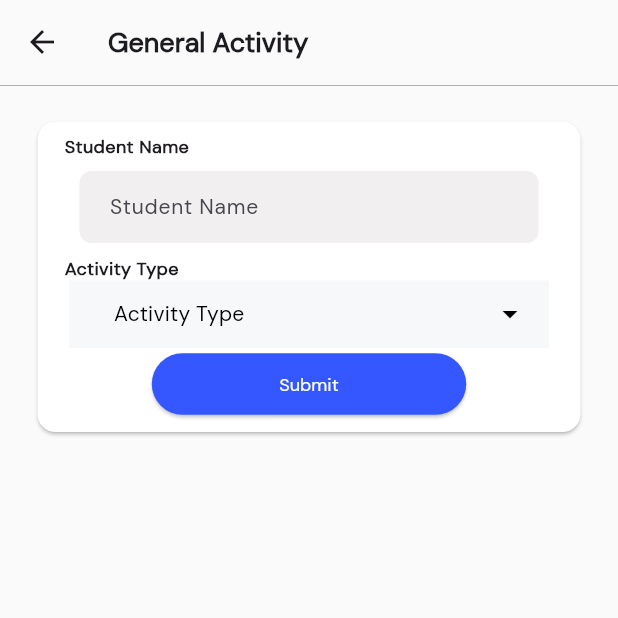
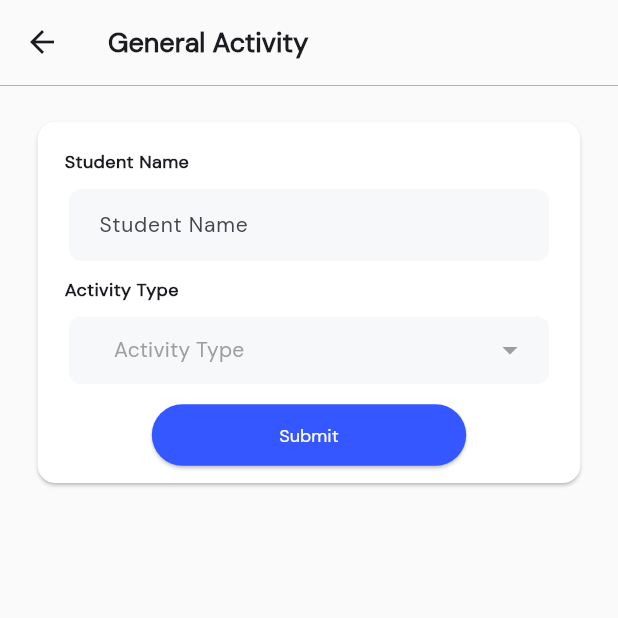
Before and after one commit to AthithyanKannan/baps_school_app, a Flutter app: the AdminActivity screen opened directly, after a tap on "General Activity", on a phone screen of 412 x 824 dp, the top half of it. Run offline on Flutter 3.47's test engine with Material 3 defaults, Android fonts, the phone set to English and light mode, and no system bars; drawn by our look-alikes of dropdown_button2; our stand-ins replace buttons_tabbar, sign_in_button, table_calendar.

Commit message:
Admin Almost completed

```diff
--- a/lib/Widgets/widgets.dart
+++ b/lib/Widgets/widgets.dart
@@ -6,10 +6,13 @@ Widget textField({
   required String hintText,
   bool isPassword = false,
   TextInputType keyboardType = TextInputType.text,
+  EdgeInsetsGeometry padding = const EdgeInsets.symmetric(
+      vertical: 8.0, horizontal: 20.0), // Default padding
+  Color backgroundColor = const Color.fromARGB(
+      255, 241, 239, 239), // Default light grey background color
 }) {
   return Padding(
-    padding: const EdgeInsets.symmetric(
-        vertical: 8.0, horizontal: 20), // Reduced vertical padding
+    padding: padding, // Use parameterized padding
     child: TextField(
       obscureText: isPassword, // Handle password visibility
       keyboardType: keyboardType, // Handle keyboard type
@@ -18,8 +21,7 @@ Widget textField({
         hintText: hintText, // Placeholder text
         hintStyle: TextStyle(fontSize: 14), // Reduced hint font size
         filled: true,
-        fillColor: const Color.fromARGB(
-            255, 241, 239, 239), // Light grey background color
+        fillColor: backgroundColor, // Use parameterized background color
         border: OutlineInputBorder(
           borderRadius:
               BorderRadius.circular(8), // Slightly smaller border radius
@@ -90,7 +92,6 @@ Widget customRoundedIconButton({
   );
 }
 
-
 Widget customDropdown({
   required List<String> options, // Dropdown options
   required String hintText, // Hint text for the dropdown
@@ -102,7 +103,7 @@ Widget customDropdown({
     height: 45,
     width: 320,
     decoration: BoxDecoration(
-        borderRadius: BorderRadius.circular(15),
+      borderRadius: BorderRadius.circular(20),
     ),
     child: DropdownButtonHideUnderline(
       child: DropdownButton2(
@@ -111,7 +112,7 @@ Widget customDropdown({
           hintText,
           style: const TextStyle(
             fontSize: 14,
-              color: Colors.black,
+            color: Colors.grey,
           ),
         ),
         items: options
@@ -128,16 +129,17 @@ Widget customDropdown({
             .toList(),
         value: selectedValue,
         onChanged: onChanged,
-          buttonStyleData: const ButtonStyleData(
+        buttonStyleData: ButtonStyleData(
           padding: EdgeInsets.symmetric(horizontal: 14),
           decoration: BoxDecoration(
             color: Color.fromRGBO(247, 248, 250, 1),
+            borderRadius: BorderRadius.circular(8),
           ),
         ),
         iconStyleData: const IconStyleData(
           icon: Icon(
             Icons.arrow_drop_down,
-              color: Colors.black,
+            color: Colors.grey,
           ),
           iconSize: 24,
         ),
@@ -152,8 +154,8 @@ Widget customDropdown({
   );
 }
 
-Widget customButton({
-  required String text,
+Widget customButton(
+    {required String text,
     required VoidCallback? onPressed,
     Color backgroundColor = Colors.blue,
     Color textColor = Colors.white,
@@ -162,9 +164,7 @@ Widget customButton({
     BorderRadiusGeometry borderRadius =
         const BorderRadius.all(Radius.circular(8)),
     double letterSpacing = 0.0,
-  double fontSize = 12
-
-}) {
+    double fontSize = 12}) {
   return ElevatedButton(
     onPressed: onPressed,
     style: ButtonStyle(
@@ -178,7 +178,8 @@ Widget customButton({
     ),
     child: Text(
       text,
-      style: TextStyle(color: textColor, letterSpacing: letterSpacing,fontSize: fontSize),
+      style: TextStyle(
+          color: textColor, letterSpacing: letterSpacing, fontSize: fontSize),
     ),
   );
 }
@@ -335,39 +336,32 @@ class TimelineList extends StatelessWidget {
   Widget build(BuildContext context) {
     final dates = getDates();
     final subjects = getSubjects();
-
     return ListView.builder(
       padding: const EdgeInsets.all(16.0),
       itemCount: dates.length,
       itemBuilder: (context, index) {
         return Padding(
-          padding: const EdgeInsets.symmetric(vertical: 8.0),
+          padding: const EdgeInsets.all(16),
           child: Row(
             crossAxisAlignment: CrossAxisAlignment.start,
             children: [
-              // const SizedBox(width: 10),
               // Date widget
-              Text(
+              SizedBox(
+                width: 120, // Fixed width to align all time slots
+                child: Text(
                   dates[index],
-                style: const TextStyle(fontSize: 14, color: Colors.grey),
+                  style: const TextStyle(fontSize: 12, color: Colors.grey),
                 ),
-              if (dates[index] == "9:40 AM - 10:30 AM" ||
-                  dates[index] == "11:00 AM - 12:00 PM")
+              ),
               const SizedBox(width: 30),
-              if (dates[index] == "9:00 AM - 9:40 AM" ||
-                  dates[index] == "1:00 PM - 1:50 PM" ||
-                  dates[index] == "1:50 PM - 2:40 PM" ||
-                  dates[index] == "3:10 PM - 4:00 PM")
-                const SizedBox(width: 45),
               // Timeline connector and subject details
-
               Column(
                 children: [
                   Container(
                     width: 12,
                     height: 12,
                     decoration: const BoxDecoration(
-                      color: Colors.blue,
+                      color: Color.fromRGBO(12, 54, 255, 1),
                       shape: BoxShape.circle,
                     ),
                   ),
@@ -379,7 +373,7 @@ class TimelineList extends StatelessWidget {
                     ),
                 ],
               ),
-              const SizedBox(width: 10),
+              const SizedBox(width: 15),
               Expanded(
                 child: Column(
                   crossAxisAlignment: CrossAxisAlignment.start,
@@ -387,13 +381,14 @@ class TimelineList extends StatelessWidget {
                     // Subject
                     Row(
                       children: [
-                        const Icon(Icons.book, color: Colors.blue, size: 20),
+                        const Icon(Icons.book,
+                            color: Color.fromRGBO(12, 54, 255, 1), size: 20),
                         const SizedBox(width: 8),
                         Text(
                           subjects[index],
                           style: const TextStyle(
                             fontSize: 14,
-                            // fontWeight: FontWeight.bold,
+                            fontWeight: FontWeight.bold
                           ),
                         ),
                       ],
@@ -402,11 +397,12 @@ class TimelineList extends StatelessWidget {
                     // Faculty
                     Row(
                       children: const [
-                        Icon(Icons.person, color: Colors.blue, size: 20),
+                        Icon(Icons.person,
+                            color: Color.fromRGBO(12, 54, 255, 1), size: 20),
                         SizedBox(width: 8),
                         Text(
                           'Faculty',
-                          style: TextStyle(fontSize: 14),
+                          style: TextStyle(fontSize: 14,fontWeight: FontWeight.bold),
                         ),
                       ],
                     ),
@@ -420,6 +416,7 @@ class TimelineList extends StatelessWidget {
     );
   }
 }
+
 
 PreferredSizeWidget CustomAppBar({
   required IconData icon, // Icon to display in the leading section
@@ -440,7 +437,7 @@ PreferredSizeWidget CustomAppBar({
     ),
     title: Text(
       title,
-      style: TextStyle(fontWeight: FontWeight.bold,fontSize: 18),
+      style: TextStyle(fontWeight: FontWeight.bold, fontSize: 18),
     ),
     bottom: PreferredSize(
       preferredSize: Size.fromHeight(1.0), // Height of the border
--- a/lib/admin/admin_activity/admin_activity.dart
+++ b/lib/admin/admin_activity/admin_activity.dart
@@ -1,6 +1,8 @@
 import 'package:baps_school_app/Widgets/widgets.dart';
 import 'package:baps_school_app/admin/admin_activity/admin_activity_pages/admin_buffer_activity.dart';
 import 'package:baps_school_app/admin/admin_activity/admin_activity_pages/admin_general_activity.dart';
+import 'package:baps_school_app/admin/admin_activity/admin_activity_pages/admin_issue.dart';
+import 'package:baps_school_app/admin/admin_activity/admin_activity_pages/admin_survey.dart';
 import 'package:baps_school_app/colors.dart';
 import 'package:flutter/material.dart';
 
@@ -65,19 +67,37 @@ class _AdminActivityState extends State<AdminActivity> {
                 SizedBox(
                   height: 20,
                 ),
-                ScheduleCard(
+                GestureDetector(
+                  onTap: () {
+                    Navigator.push(
+                        context,
+                        MaterialPageRoute(
+                          builder: (context) => AdminIssue(),
+                        ));
+                  },
+                  child: ScheduleCard(
                       title: "Issue",
                       textColor: Color.fromRGBO(238, 170, 22, 1),
                       image: AssetImage("assets/admin_activity_issue.png"),
                       color: Color.fromRGBO(255, 243, 220, 1)),
+                ),
                 SizedBox(
                   height: 20,
                 ),
-                ScheduleCard(
+                GestureDetector(
+                  onTap: () {
+                    Navigator.push(
+                        context,
+                        MaterialPageRoute(
+                          builder: (context) => AdminSurvey(),
+                        ));
+                  },
+                  child: ScheduleCard(
                       title: "Survey",
                       textColor: Color.fromRGBO(101, 85, 143, 1),
                       image: AssetImage("assets/admin_activity_general.png"),
-                    color: Color.fromRGBO(101, 85, 143, 0.12))
+                      color: Color.fromRGBO(101, 85, 143, 0.12)),
+                )
               ],
             ),
           ],
--- a/lib/admin/admin_activity/admin_activity_pages/admin_general_activity.dart
+++ b/lib/admin/admin_activity/admin_activity_pages/admin_general_activity.dart
@@ -53,6 +53,9 @@ class _AdminGeneralActivityState extends State<AdminGeneralActivity> {
                     child: Column(
                       crossAxisAlignment: CrossAxisAlignment.start,
                       children: [
+                        SizedBox(
+                          height: 10,
+                        ),
                         Padding(
                           padding: const EdgeInsets.symmetric(horizontal: 10.0),
                           child: Text(
@@ -61,7 +64,16 @@ class _AdminGeneralActivityState extends State<AdminGeneralActivity> {
                                 fontSize: 12, fontWeight: FontWeight.bold),
                           ),
                         ),
-                        textField(hintText: "Student Name"),
+                        SizedBox(
+                          height: 10,
+                        ),
+                        textField(
+                            hintText: "Student Name",
+                            backgroundColor: Color.fromRGBO(247, 248, 250, 1),
+                            padding: EdgeInsets.symmetric(horizontal: 13)),
+                        SizedBox(
+                          height: 10,
+                        ),
                         Padding(
                           padding: const EdgeInsets.symmetric(horizontal: 10.0),
                           child: Text(
@@ -69,6 +81,9 @@ class _AdminGeneralActivityState extends State<AdminGeneralActivity> {
                             style: TextStyle(
                                 fontSize: 12, fontWeight: FontWeight.bold),
                           ),
+                        ),
+                        SizedBox(
+                          height: 10,
                         ),
                         Center(
                           child: customDropdown(
@@ -99,6 +114,9 @@ class _AdminGeneralActivityState extends State<AdminGeneralActivity> {
                                   fontSize: 12, fontWeight: FontWeight.bold),
                             ),
                           ),
+                          SizedBox(
+                            height: 10,
+                          ),
                           Center(
                               child: customDropdown(
                             selectedValue: selectedFeeType,
@@ -120,7 +138,10 @@ class _AdminGeneralActivityState extends State<AdminGeneralActivity> {
                                   fontSize: 12, fontWeight: FontWeight.bold),
                             ),
                           ),
-                          textField(hintText: "Enter Amount"),
+                          textField(
+                              hintText: "Enter amount",
+                              backgroundColor: Color.fromRGBO(247, 248, 250, 1),
+                              padding: EdgeInsets.symmetric(horizontal: 13)),
                         ],
                         if (showCollectionDetails) ...[
                           SizedBox(height: 10),
@@ -133,7 +154,13 @@ class _AdminGeneralActivityState extends State<AdminGeneralActivity> {
                                   fontSize: 12, fontWeight: FontWeight.bold),
                             ),
                           ),
-                          textField(hintText: "Enter Collection Details"),
+                          SizedBox(
+                            height: 10,
+                          ),
+                          textField(
+                              hintText: "Enter Collection",
+                              backgroundColor: Color.fromRGBO(247, 248, 250, 1),
+                              padding: EdgeInsets.symmetric(horizontal: 13)),
                         ],
                         if (showDescription) ...[
                           SizedBox(height: 10),
@@ -146,8 +173,18 @@ class _AdminGeneralActivityState extends State<AdminGeneralActivity> {
                                   fontSize: 12, fontWeight: FontWeight.bold),
                             ),
                           ),
-                          textField(hintText: "Enter Description"),
+                          SizedBox(
+                            height: 10,
+                          ),
+                          textField(
+                            hintText: "Enter Description",
+                            backgroundColor: Color.fromRGBO(247, 248, 250, 1),
+                            padding: EdgeInsets.symmetric(horizontal: 13),
+                          ),
                         ],
+                        SizedBox(
+                          height: 10,
+                        ),
                         Center(
                           child: customButton(
                             text: "Submit",
--- a/lib/admin/admin_alerts/admin_alerts.dart
+++ b/lib/admin/admin_alerts/admin_alerts.dart
@@ -57,7 +57,7 @@ class _AdminAlertsState extends State<AdminAlerts> {
       child: Card(
         color: Colors.white,
         child: Padding(
-          padding: const EdgeInsets.all(8.0),
+          padding: const EdgeInsets.all(10.0),
           child: Column(
             crossAxisAlignment: CrossAxisAlignment.start,
             children: [
```
Also changed, not shown: lib/admin/admin_activity/admin_activity_pages/admin_buffer_activity.dart (+3 -4 lines), lib/admin/admin_activity/admin_activity_pages/admin_issue.dart (added, +173 -0 lines), lib/admin/admin_activity/admin_activity_pages/admin_survey.dart (added, +128 -0 lines), lib/admin/admin_home.dart (+15 -5 lines), lib/admin/admin_schedule/admin_schedule.dart (added, +249 -0 lines), assets/admin_calls.png (added), assets/admin_messages.png (added). Lines whose indentation alone changed are shown as unchanged.
